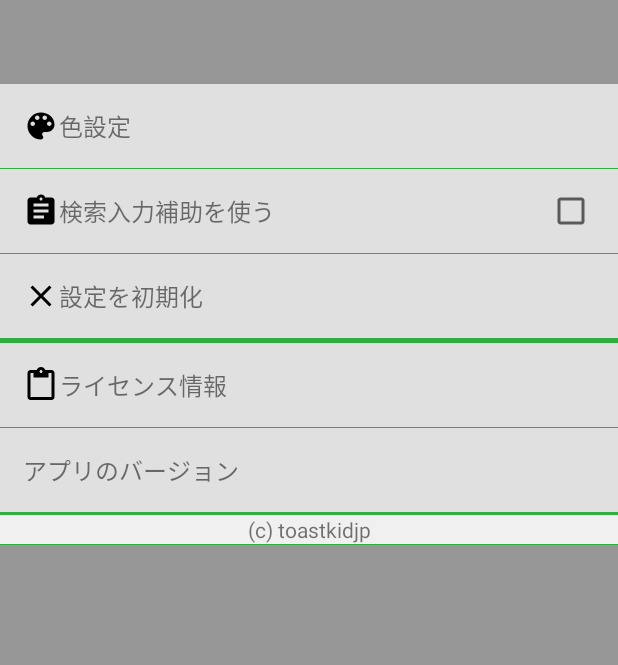
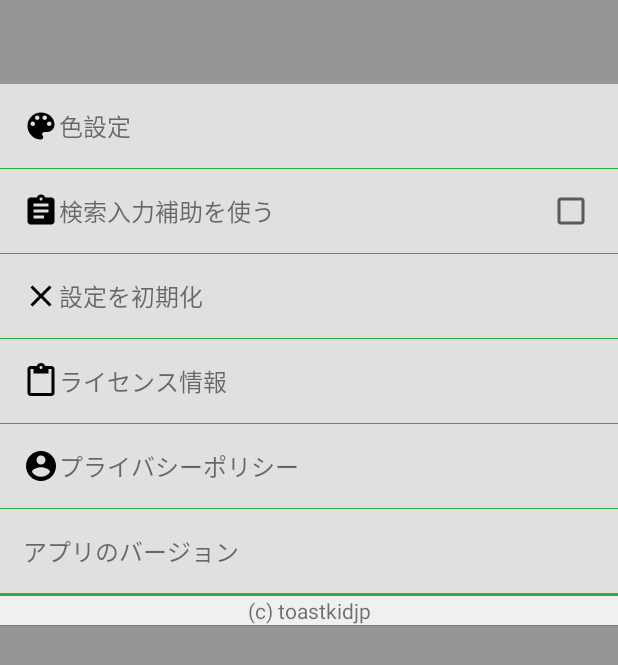
Before and after one commit to toastkidjp/SearchWidget_Android, an Android app: the layout activity_settings.xml on its own in the app's theme, with its tools: preview values and no code run, on a phone screen of 412 x 824 dp. Shown: the top 665 px of the screen. Run offline under Robolectric (Android 15) with nearby library versions, the phone set to English and light mode, and no system bars.

Commit message:
Implement privacy policy.

```diff
--- a/app/src/main/java/jp/toastkid/search_widget/BaseActivity.java
+++ b/app/src/main/java/jp/toastkid/search_widget/BaseActivity.java
@@ -59,6 +59,10 @@ public abstract class BaseActivity extends AppCompatActivity {
         }
     }
 
+    protected void sendLog(final String key) {
+        sendLog(key, Bundle.EMPTY);
+    }
+
     protected void sendLog(final String key, final Bundle bundle) {
         if (BuildConfig.DEBUG) {
             return;
--- a/app/src/main/java/jp/toastkid/search_widget/settings/SettingsActivity.java
+++ b/app/src/main/java/jp/toastkid/search_widget/settings/SettingsActivity.java
@@ -2,8 +2,10 @@ package jp.toastkid.search_widget.settings;
 
 import android.content.Context;
 import android.content.Intent;
+import android.net.Uri;
 import android.os.Bundle;
 import android.support.annotation.NonNull;
+import android.support.customtabs.CustomTabsIntent;
 import android.support.v7.app.AlertDialog;
 import android.support.v7.widget.Toolbar;
 import android.text.Html;
@@ -110,6 +112,14 @@ public class SettingsActivity extends BaseActivity {
         mEnableSuggestCheck.setChecked(mPreferenceApplier.isEnableSuggest());
     }
 
+    @OnClick(R.id.privacy_policy)
+    public void privacyPolicy() {
+        sendLog("nav_prvcy_plcy");
+        new CustomTabsIntent.Builder().setToolbarColor(mPreferenceApplier.getColor())
+                .build()
+                .launchUrl(this, Uri.parse(getString(R.string.link_privacy_policy)));
+    }
+
     @OnClick(R.id.settings_background)
     public void close() {
         finish();
--- /dev/null
+++ b/app/src/main/res/drawable/ic_privacy_polocy.xml
@@ -0,0 +1,9 @@
+<vector xmlns:android="http://schemas.android.com/apk/res/android"
+        android:width="24dp"
+        android:height="24dp"
+        android:viewportWidth="24.0"
+        android:viewportHeight="24.0">
+    <path
+        android:fillColor="#FF000000"
+        android:pathData="M12,2C6.48,2 2,6.48 2,12s4.48,10 10,10 10,-4.48 10,-10S17.52,2 12,2zM12,5c1.66,0 3,1.34 3,3s-1.34,3 -3,3 -3,-1.34 -3,-3 1.34,-3 3,-3zM12,19.2c-2.5,0 -4.71,-1.28 -6,-3.22 0.03,-1.99 4,-3.08 6,-3.08 1.99,0 5.97,1.09 6,3.08 -1.29,1.94 -3.5,3.22 -6,3.22z"/>
+</vector>
--- a/app/src/main/res/layout/activity_settings.xml
+++ b/app/src/main/res/layout/activity_settings.xml
@@ -85,8 +85,7 @@
             android:background="@drawable/ripple_soft"
             />
 
-        <include layout="@layout/primary_dark_divider"
-            android:layout_width="match_parent" android:layout_height="3dp" />
+        <include layout="@layout/primary_dark_divider"/>
 
         <TextView
             android:id="@+id/settings_licenses"
@@ -96,6 +95,20 @@
             android:drawableLeft="@drawable/ic_license"
             android:gravity="center_vertical"
             android:text="@string/title_licenses"
+            android:textSize="16sp"
+            android:background="@drawable/ripple_soft"
+            />
+
+        <include layout="@layout/primary_dark_divider" />
+
+        <TextView
+            android:id="@+id/privacy_policy"
+            android:layout_width="match_parent"
+            android:layout_height="@dimen/settings_item_height"
+            android:paddingLeft="@dimen/settings_item_left_margin"
+            android:drawableLeft="@drawable/ic_privacy_polocy"
+            android:gravity="center_vertical"
+            android:text="@string/title_privacy_policy"
             android:textSize="16sp"
             android:background="@drawable/ripple_soft"
             />
--- a/app/src/main/res/values/strings.xml
+++ b/app/src/main/res/values/strings.xml
@@ -54,5 +54,7 @@
     <string name="favorite_search_addition_successful_format">{0} をお気に入りに追加しました。</string>
     <string name="favorite_search_error_input_message">キーワードを入力してください。</string>
     <string name="search_category_instagram">Instagram</string>
+    <string name="title_privacy_policy">プライバシーポリシー</string>
+    <string name="link_privacy_policy">https://tmblr.co/ZDG7Be2NVdctY</string>
 
 </resources>
```
Also changed, not shown: 1 other file.
